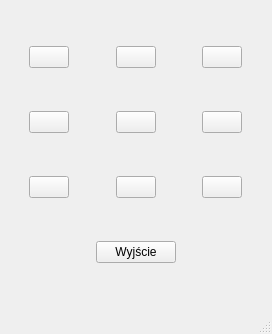
Before: the Qt Designer form TicTacToe/gamewindow.ui in MGot/QT-TicTacToe, drawn with Qt 5.
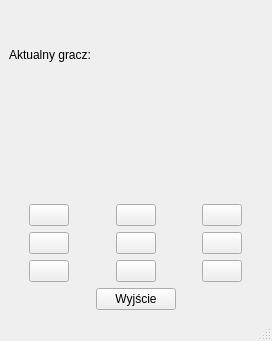
After: the same form once the commit is applied.

Diff of the .ui file:
```diff
--- a/TicTacToe/gamewindow.ui
+++ b/TicTacToe/gamewindow.ui
@@ -7,7 +7,7 @@
     <x>0</x>
     <y>0</y>
     <width>272</width>
-    <height>334</height>
+    <height>341</height>
    </rect>
   </property>
   <property name="windowTitle">
@@ -15,6 +15,20 @@
   </property>
   <widget class="QWidget" name="centralwidget">
    <layout class="QVBoxLayout" name="verticalLayout">
+    <item>
+     <widget class="QLabel" name="actualLabel">
+      <property name="text">
+       <string>Aktualny gracz: </string>
+      </property>
+     </widget>
+    </item>
+    <item>
+     <widget class="QLabel" name="playerLabel">
+      <property name="text">
+       <string/>
+      </property>
+     </widget>
+    </item>
     <item>
      <layout class="QHBoxLayout" name="horizontalLayout_3">
       <item alignment="Qt::AlignHCenter">
```
